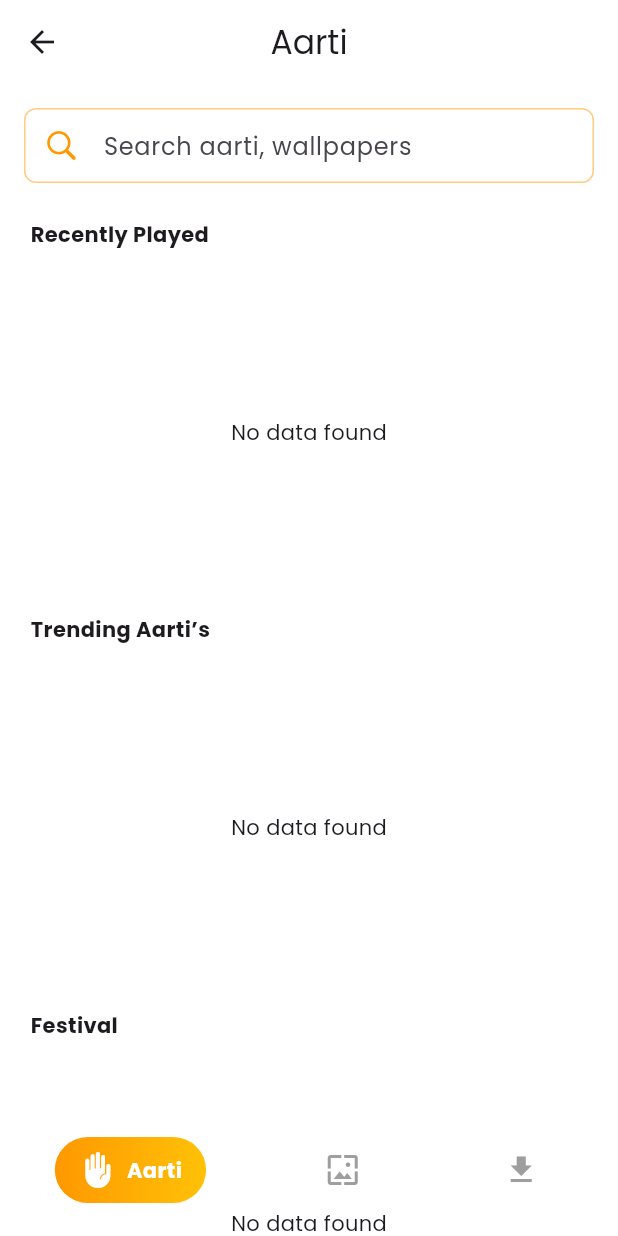
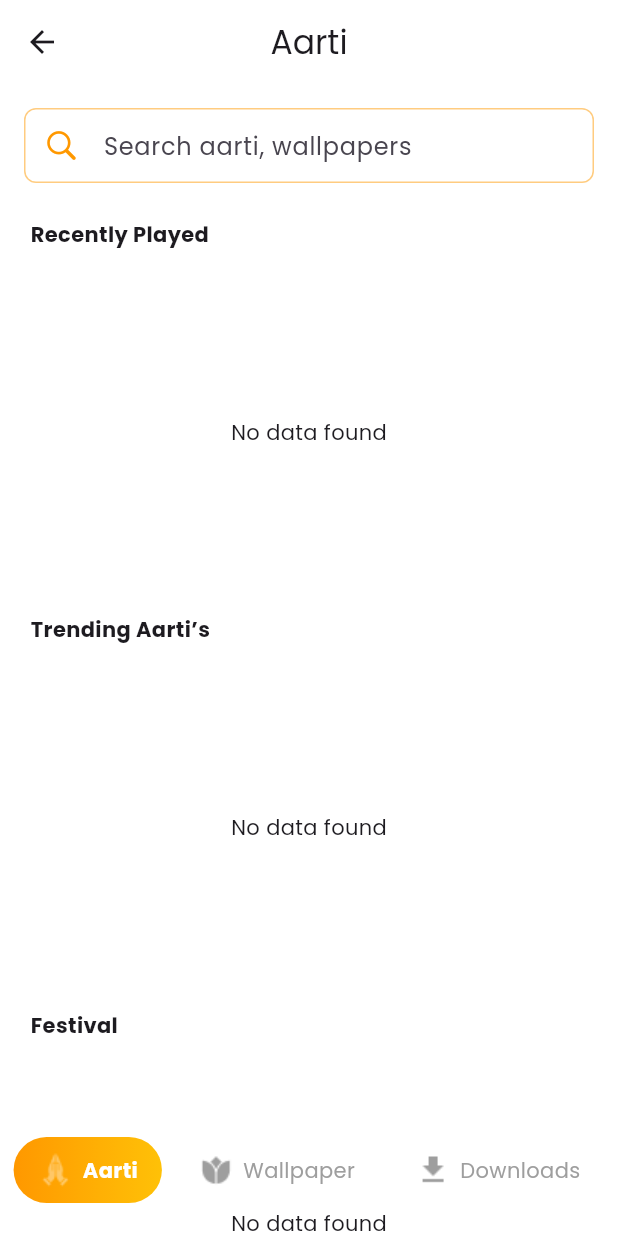
Before and after one commit to VCodes0/God-App, a Flutter app: the CustomBottomBar screen opened directly, on a phone screen of 412 x 824 dp. Run offline on Flutter 3.47's test engine with Material 3 defaults, Android fonts, the phone set to English and light mode, and no system bars; our stand-ins replace audioplayers, cached_network_image, dio, get, google_fonts, share_plus and 1 more; accounts and stored records are empty; network calls fail.

Commit message:
Changing Bottom NavigationBar

```diff
--- a/lib/main.dart
+++ b/lib/main.dart
@@ -3,7 +3,7 @@ import 'package:flutter/material.dart';
 import 'package:get/get.dart';
 import 'package:god_app/providers/all_god_wallpaper_provider.dart';
 import 'package:god_app/providers/recently_used_provider.dart';
-import 'package:god_app/view/splash/splash_screen.dart';
+
 import 'package:google_fonts/google_fonts.dart';
 import 'package:provider/provider.dart';
 import 'providers/festival_provider.dart';
@@ -11,6 +11,7 @@ import 'providers/god_category_provider.dart';
 import 'providers/popular_wallpaper_provider.dart';
 import 'providers/recently_played_provider.dart';
 import 'providers/trending_aarti_provider.dart';
+import 'view/splash/splash_screen.dart';
 
 late Size mq;
 void main() {
--- a/lib/view/API Screens/Downloads/downloads_screen.dart
+++ b/lib/view/API Screens/Downloads/downloads_screen.dart
@@ -118,7 +118,8 @@ class _DownloadsScreenState extends State<DownloadsScreen>
                 onTap: () => Get.to(
                   () => AartiPlayScreen(
                     imageUrl: '${item.mainImage}',
-                    audioUrl: 'https://appy.trycatchtech.com/uploads/all_god/Jai-Ganesh-Jai-Ganesh-Deva.mp3',
+                    audioUrl:
+                        'https://appy.trycatchtech.com/uploads/all_god/Jai-Ganesh-Jai-Ganesh-Deva.mp3',
                   ),
                 ),
                 child: ListTile(
--- a/lib/widgets/custom_bottom_bar.dart
+++ b/lib/widgets/custom_bottom_bar.dart
@@ -14,9 +14,21 @@ class _CustomBottomBarState extends State<CustomBottomBar> {
   int selectedIndex = 0;
 
   final List<Map<String, dynamic>> items = [
-    {'icon': Icons.front_hand, 'label': 'Aarti'},
-    {'icon': Icons.wallpaper, 'label': 'Wallpaper'},
-    {'icon': Icons.download, 'label': 'Downloads'},
+    {
+      'icon': 'assets/active_hand.png',
+      'selectedIcon': 'assets/inactive_hand.png',
+      'label': 'Aarti'
+    },
+    {
+      'icon': 'assets/active_wallpaper.png',
+      'selectedIcon': 'assets/inactive_wallpaper.png',
+      'label': 'Wallpaper'
+    },
+    {
+      'icon': 'assets/active_download.png',
+      'selectedIcon': 'assets/inactive_download.png',
+      'label': 'Downloads'
+    },
   ];
 
   final List<Widget> screens = [
@@ -72,19 +84,20 @@ class _CustomBottomBarState extends State<CustomBottomBar> {
                         ),
                         child: Row(
                           children: [
-                            Icon(
-                              item['icon'],
+                            Image.asset(
+                              isSelected ? item['selectedIcon'] : item['icon'],
+                              width: 24,
+                              height: 24,
                               color: isSelected ? Colors.white : Colors.grey,
                             ),
-                            if (isSelected)
-                              Padding(
-                                padding: const EdgeInsets.only(left: 8.0),
-                                child: Text(
+                            const SizedBox(width: 6),
+                            Text(
                               item['label'],
-                                  style: const TextStyle(
-                                    color: Colors.white,
-                                    fontWeight: FontWeight.bold,
-                                  ),
+                              style: TextStyle(
+                                color: isSelected ? Colors.white : Colors.grey,
+                                fontWeight: isSelected
+                                    ? FontWeight.bold
+                                    : FontWeight.normal,
                               ),
                             ),
                           ],
```
Also changed, not shown: assets/active_download.png (added), assets/active_hand.png (added), assets/active_wallpaper.png (added), assets/inactive_download.png (added), assets/inactive_hand.png (added), assets/inactive_wallpaper.png (added). Lines whose indentation alone changed are shown as unchanged.
